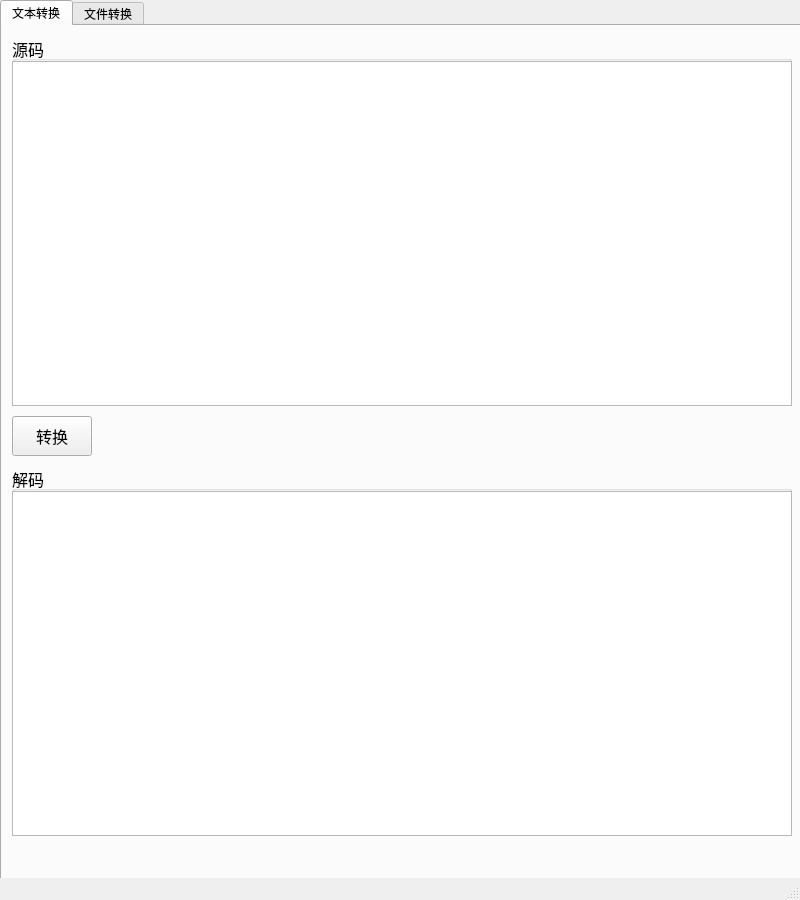
This is mainwindow.ui in Libra1107/DisorderCodeDealer as Qt 5 draws it before an edit. The edited form follows.
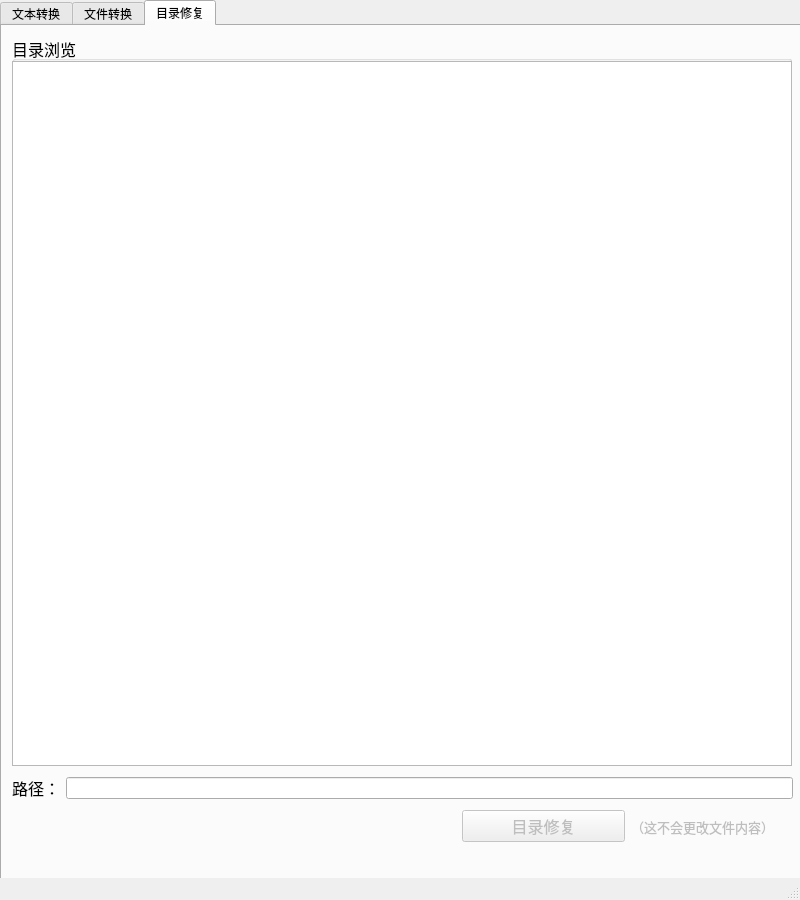
This is the edited form. The open tabs and pages were chosen to show the change.

```diff
--- a/mainwindow.ui
+++ b/mainwindow.ui
@@ -226,10 +226,73 @@
        </item>
       </layout>
      </widget>
-     <widget class="QWidget" name="">
+    </widget>
+    <widget class="QWidget" name="tabFolderFix">
+     <attribute name="title">
+      <string>目录修复</string>
+     </attribute>
+     <widget class="QGroupBox" name="folderBrowerGroup">
       <property name="geometry">
        <rect>
         <x>10</x>
+        <y>10</y>
+        <width>780</width>
+        <height>730</height>
+       </rect>
+      </property>
+      <property name="font">
+       <font>
+        <pointsize>12</pointsize>
+       </font>
+      </property>
+      <property name="title">
+       <string>目录浏览</string>
+      </property>
+      <widget class="QTreeView" name="folderBrower">
+       <property name="geometry">
+        <rect>
+         <x>0</x>
+         <y>25</y>
+         <width>780</width>
+         <height>705</height>
+        </rect>
+       </property>
+       <property name="sortingEnabled">
+        <bool>true</bool>
+       </property>
+      </widget>
+     </widget>
+     <widget class="QWidget" name="layoutWidget_2">
+      <property name="geometry">
+       <rect>
+        <x>10</x>
+        <y>750</y>
+        <width>781</width>
+        <height>24</height>
+       </rect>
+      </property>
+      <layout class="QHBoxLayout" name="folderPathLayout">
+       <item>
+        <widget class="QLabel" name="label_2">
+         <property name="font">
+          <font>
+           <pointsize>12</pointsize>
+          </font>
+         </property>
+         <property name="text">
+          <string>路径：</string>
+         </property>
+        </widget>
+       </item>
+       <item>
+        <widget class="QLineEdit" name="folderPath"/>
+       </item>
+      </layout>
+     </widget>
+     <widget class="QWidget" name="layoutWidget_3">
+      <property name="geometry">
+       <rect>
+        <x>460</x>
         <y>780</y>
         <width>331</width>
         <height>41</height>
```
Left out of the diff: 8 changed lines with no effect on the pictures.
